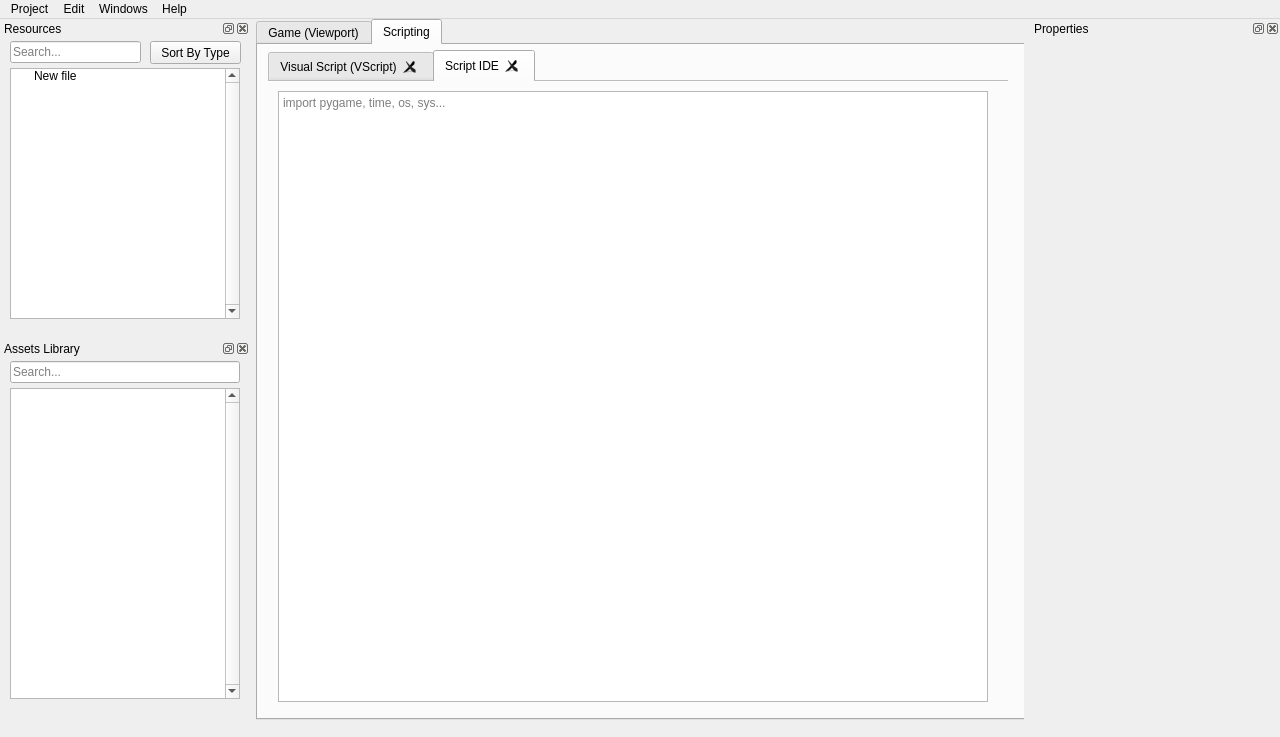
This is Pyglet Engine/untitled.ui in RedEgs/Cats-Citrus-Attack-TD as Qt 5 draws it before an edit. The edited form follows.
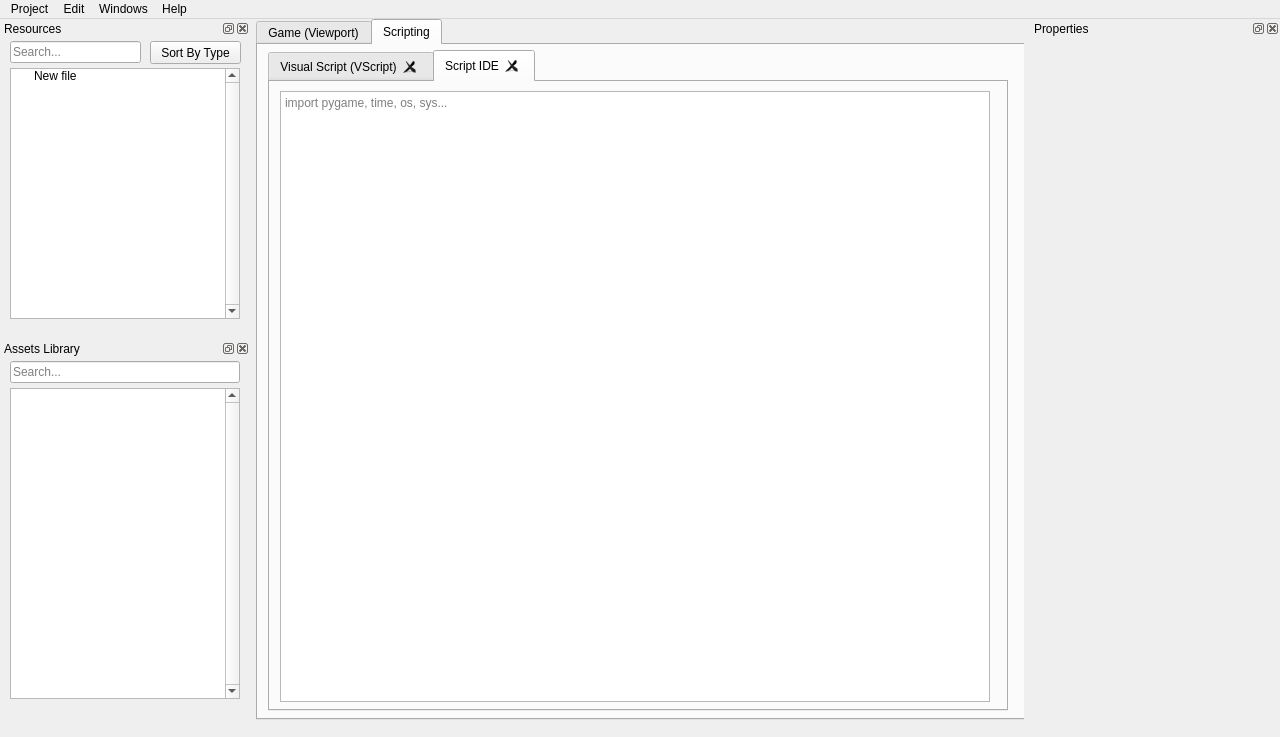
This is the edited form. Icons and pictures are not drawn.

Patch:
```diff
--- a/Pyglet Engine/untitled.ui
+++ b/Pyglet Engine/untitled.ui
@@ -74,7 +74,7 @@
        <bool>true</bool>
       </property>
       <property name="documentMode">
-       <bool>true</bool>
+       <bool>false</bool>
       </property>
       <property name="tabsClosable">
        <bool>true</bool>
```
Left out of the diff: 2 changed lines with no effect on the pictures.
